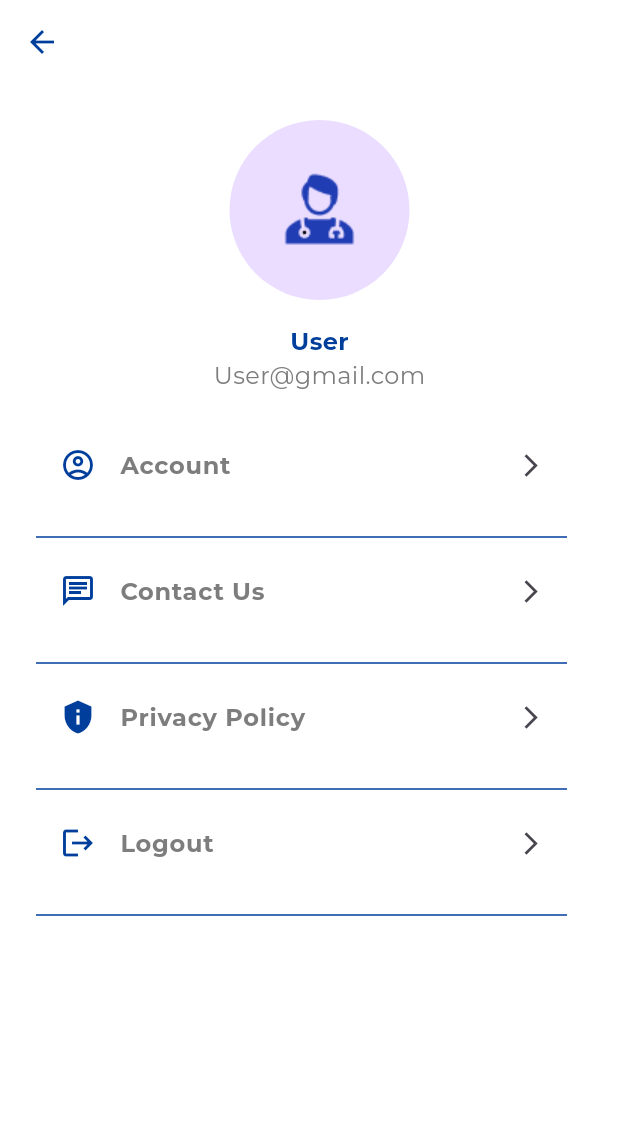
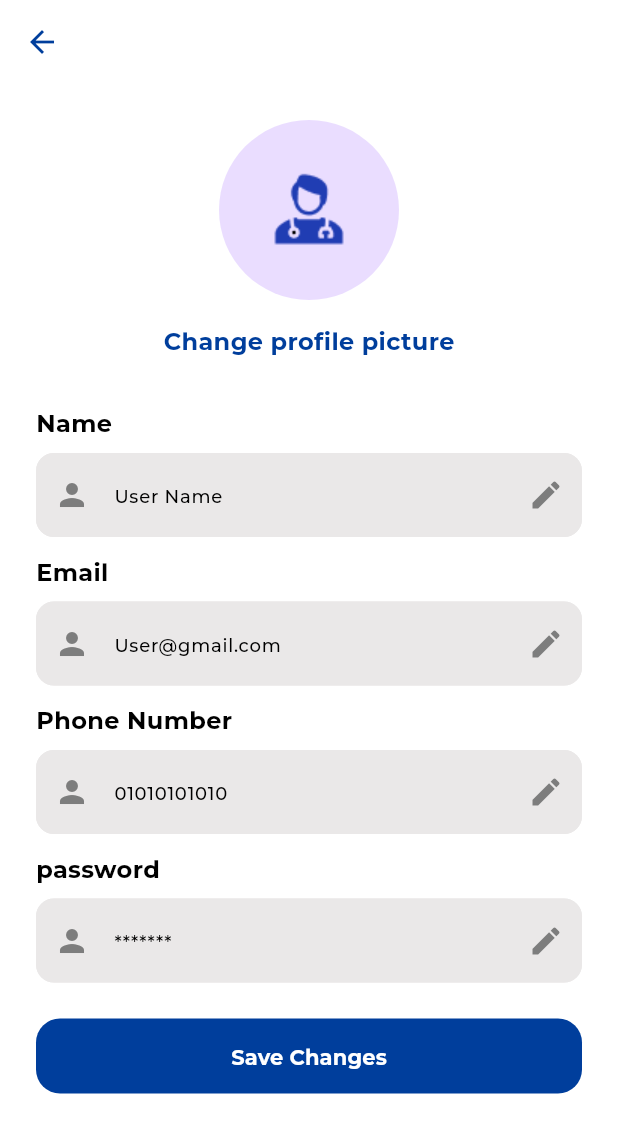
Before and after one commit to tasneem-gamal/Health_Assistant, a Flutter app: the SettingsView screen opened directly, after a tap on the "arrow forward ios" icon, on a phone screen of 412 x 824 dp. Shown: the top 1133 px of the screen. Run offline on Flutter 3.47's test engine with Material 3 defaults, Android fonts, the light colour scheme and no system bars; our stand-ins replace equatable, firebase_auth, firebase_core, flutter_bloc, get, get_it and 4 more; missing offline and left inert: flutter_chat_core, flutter_chat_ui; accounts and stored records are empty.

Commit message:
create account view

```diff
--- /dev/null
+++ b/lib/presentation/view/screens/profile/account_view.dart
@@ -0,0 +1,122 @@
+import 'package:flutter/material.dart';
+import 'package:health_assistant/core/theming/colors.dart';
+import 'package:health_assistant/core/theming/styles.dart';
+import 'package:health_assistant/core/utils/constants.dart';
+import 'package:health_assistant/core/utils/spacing.dart';
+import 'package:health_assistant/core/widgets/custom_app_button.dart';
+import 'package:health_assistant/core/widgets/custom_text_form_field.dart';
+
+class AccountView extends StatelessWidget {
+  const AccountView({super.key});
+
+  @override
+  Widget build(BuildContext context) {
+    return Scaffold(
+      appBar: AppBar(
+        backgroundColor: Colors.white,
+        iconTheme: const IconThemeData(
+          color: ColorsManager.mainColor
+        ),
+      ),
+      body: const AccountViewBody(),
+    );
+  }
+}
+
+class AccountViewBody extends StatelessWidget {
+  const AccountViewBody({super.key});
+
+  @override
+  Widget build(BuildContext context) {
+    return Padding(
+      padding: Constants.appPadding,
+      child: SingleChildScrollView(
+          child: Column(
+        crossAxisAlignment: CrossAxisAlignment.start,
+        children: [
+          Center(
+            child: Column(
+              children: [
+                CircleAvatar(
+                  radius: 60,
+                  child: Image.asset('assets/images/doctor.png'),
+                ),
+                verticalSpace(context, 16),
+                Text(
+                  'Change profile picture',
+                  style: CustomTextStyles.font16LightGrayBold(context)
+                      .copyWith(color: ColorsManager.mainColor),
+                ),
+              ],
+            ),
+          ),
+          verticalSpace(context, 32),
+          Text(
+            'Name',
+            style: CustomTextStyles.font16LightGrayBold(context).copyWith(color: Colors.black),
+          ),
+          verticalSpace(context, 8),
+          CustomTextFormField(
+            validator: (validator) {},
+            hintText: 'User Name',
+            prefixIcon: const Icon(Icons.person),
+            suffixIcon: const Icon(
+              Icons.edit,
+              color: ColorsManager.lightGray,
+            ),
+          ),
+          verticalSpace(context, 12),
+          Text(
+            'Email',
+            style: CustomTextStyles.font16LightGrayBold(context).copyWith(color: Colors.black),
+          ),
+          verticalSpace(context, 8),
+          CustomTextFormField(
+            validator: (validator) {},
+            hintText: 'User@gmail.com',
+            prefixIcon: const Icon(Icons.person),
+            suffixIcon: const Icon(
+              Icons.edit,
+              color: ColorsManager.lightGray,
+            ),
+          ),
+          verticalSpace(context, 12),
+          Text(
+            'Phone Number',
+            style: CustomTextStyles.font16LightGrayBold(context).copyWith(color: Colors.black),
+          ),
+          verticalSpace(context, 8),
+          CustomTextFormField(
+            validator: (validator) {},
+            hintText: '01010101010',
+            prefixIcon: const Icon(Icons.person),
+            suffixIcon: const Icon(
+              Icons.edit,
+              color: ColorsManager.lightGray,
+            ),
+          ),
+          verticalSpace(context, 12),
+          Text(
+            'password',
+            style: CustomTextStyles.font16LightGrayBold(context).copyWith(color: Colors.black),
+          ),
+          verticalSpace(context, 8),
+          CustomTextFormField(
+            validator: (validator) {},
+            hintText: '*******',
+            prefixIcon: const Icon(Icons.person),
+            suffixIcon: const Icon(
+              Icons.edit,
+              color: ColorsManager.lightGray,
+            ),
+          ),
+          verticalSpace(context, 24),
+          CustomAppButton(
+            onPressed: (){},
+            btnText: 'Save Changes'
+          )
+        ],
+      )),
+    );
+  }
+}
--- a/lib/presentation/view/screens/profile/settings_view.dart
+++ b/lib/presentation/view/screens/profile/settings_view.dart
@@ -2,7 +2,9 @@
 import 'package:flutter/material.dart';
 import 'package:health_assistant/core/theming/colors.dart';
 import 'package:health_assistant/core/theming/styles.dart';
+import 'package:health_assistant/core/utils/extensions.dart';
 import 'package:health_assistant/core/utils/spacing.dart';
+import 'package:health_assistant/presentation/view/screens/profile/account_view.dart';
 import 'package:health_assistant/presentation/view/widgets/profile/custom_list_tile_settings.dart';
 
 class SettingsView extends StatelessWidget {
@@ -49,7 +51,9 @@ class SettingsViewBody extends StatelessWidget {
           CustomListTileSettings(
             text: 'Account',
             leadingIcon: Icons.account_circle_outlined,
-            onPressed: (){},
+            onPressed: (){
+              context.push(const AccountView());
+            },
           ),
           CustomListTileSettings(
             text: 'Contact Us',
```
